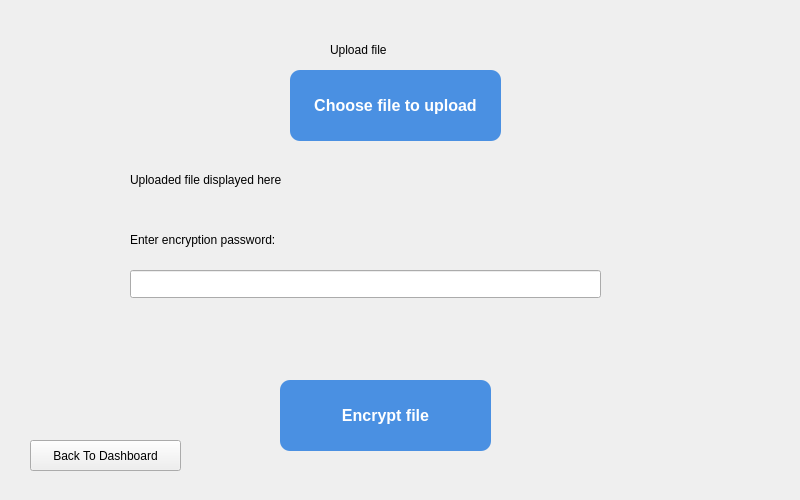
Elle0-0/CloudWorx-Desktop-Client, file fileuploadpage.ui: the form before one commit.
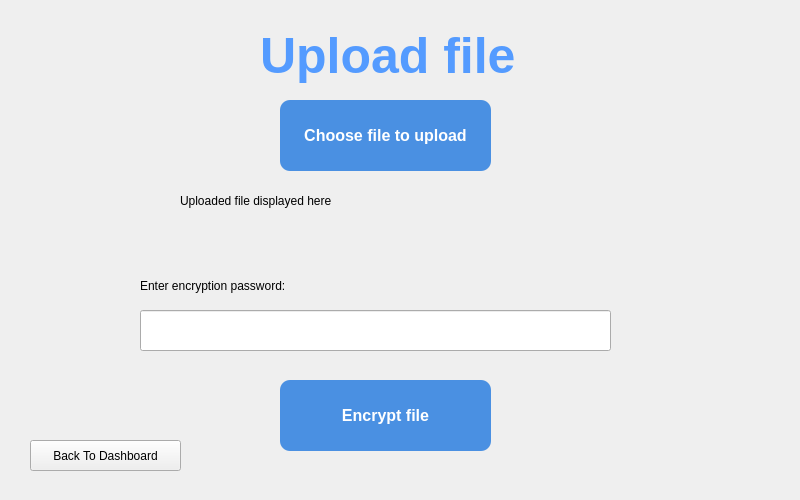
The form after the commit. Icons and pictures are not drawn.

The edit to the form file:
```diff
--- a/fileuploadpage.ui
+++ b/fileuploadpage.ui
@@ -35,12 +35,18 @@
   <widget class="QLabel" name="label">
    <property name="geometry">
     <rect>
-     <x>330</x>
-     <y>40</y>
-     <width>131</width>
-     <height>20</height>
+     <x>260</x>
+     <y>20</y>
+     <width>261</width>
+     <height>71</height>
     </rect>
    </property>
+   <property name="styleSheet">
+    <string notr="true">    font-family: &quot;Inter&quot;, sans-serif;
+    color: #549bff;
+    font-size: 50px;
+    font-weight: 600;</string>
+   </property>
    <property name="text">
     <string>Upload file</string>
    </property>
@@ -48,8 +54,8 @@
   <widget class="QPushButton" name="uploadFileButton">
    <property name="geometry">
     <rect>
-     <x>290</x>
-     <y>70</y>
+     <x>280</x>
+     <y>100</y>
      <width>211</width>
      <height>71</height>
     </rect>
@@ -86,10 +92,10 @@
   <widget class="QLabel" name="uploadedFileLabel">
    <property name="geometry">
     <rect>
-     <x>130</x>
+     <x>180</x>
      <y>170</y>
-     <width>511</width>
-     <height>20</height>
+     <width>431</width>
+     <height>61</height>
     </rect>
    </property>
    <property name="text">
@@ -137,10 +143,10 @@
   <widget class="QLabel" name="label_3">
    <property name="geometry">
     <rect>
-     <x>130</x>
-     <y>230</y>
-     <width>201</width>
-     <height>20</height>
+     <x>140</x>
+     <y>270</y>
+     <width>461</width>
+     <height>31</height>
     </rect>
    </property>
    <property name="text">
@@ -150,10 +156,10 @@
   <widget class="QLineEdit" name="encryptionPasswordTextField">
    <property name="geometry">
     <rect>
-     <x>130</x>
-     <y>270</y>
+     <x>140</x>
+     <y>310</y>
      <width>471</width>
-     <height>28</height>
+     <height>41</height>
     </rect>
    </property>
    <property name="echoMode">
```
